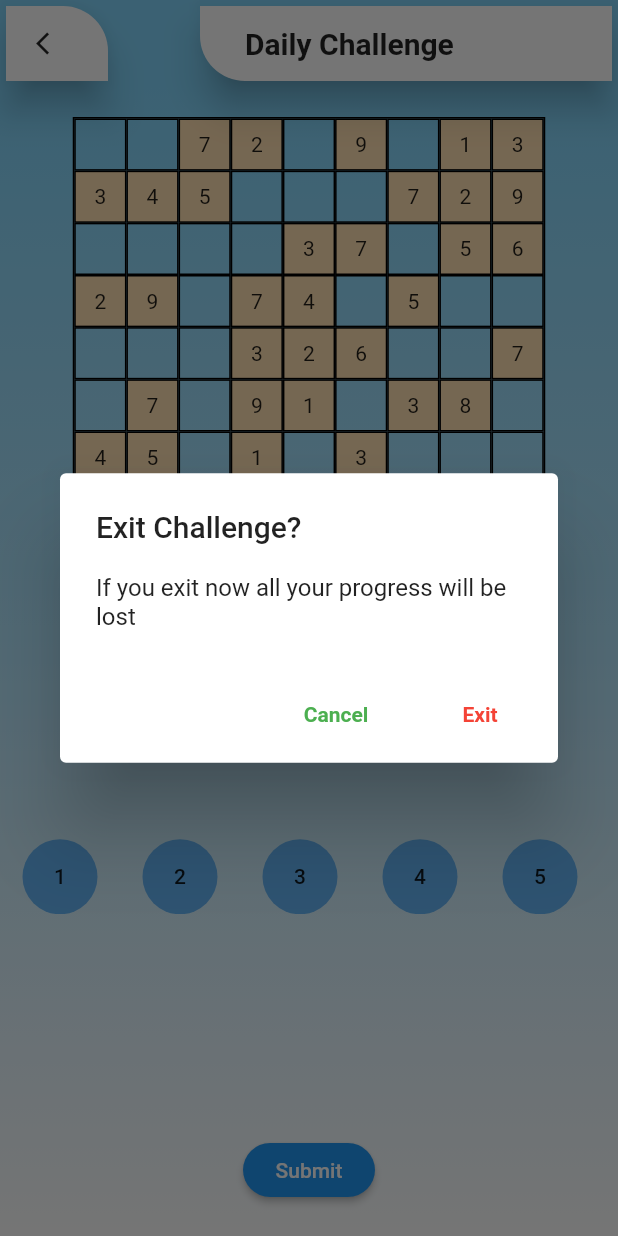
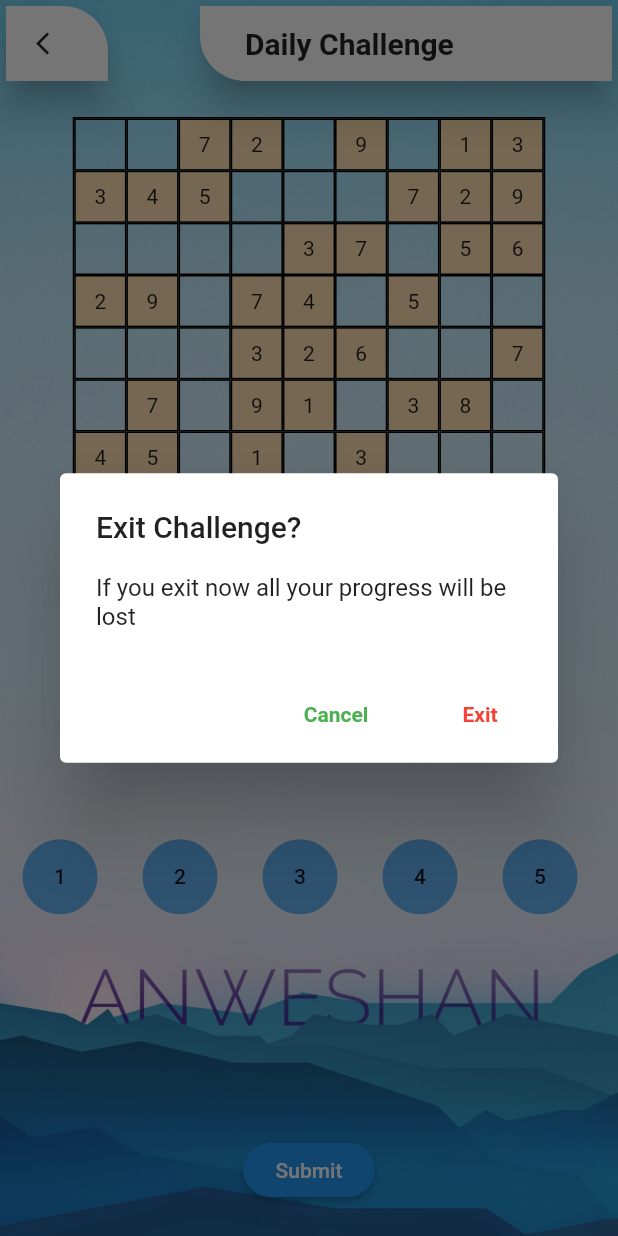
Before and after one commit to azhar1038/Anweshan-Quiz, a Flutter app: the DailyChallenge screen opened directly with empty values, after a tap on the "arrow back ios" icon, on a phone screen of 412 x 824 dp. Run offline on Flutter 3.47's test engine with Material 2 defaults, Android fonts, the phone set to English and light mode, and no system bars; our stand-ins replace cloud_firestore, connectivity, firebase_auth, firebase_dynamic_links, firebase_messaging, flare_flutter and 2 more; missing offline and left inert: flare_dart, upi_india; accounts and stored records are empty.

Commit message:
Changed Background

```diff
--- a/lib/pages/daily_challenge.dart
+++ b/lib/pages/daily_challenge.dart
@@ -121,8 +121,12 @@ class _DailyChallengeState extends State<DailyChallenge> {
             padding: const EdgeInsets.only(bottom: 20.0),
             child: RaisedButton(
               color: Colors.blue,
-              shape: RoundedRectangleBorder(borderRadius: BorderRadius.circular(20.0)),
-              child: Text('Submit', style: TextStyle(color: Colors.white),),
+              shape: RoundedRectangleBorder(
+                  borderRadius: BorderRadius.circular(20.0)),
+              child: Text(
+                'Submit',
+                style: TextStyle(color: Colors.white),
+              ),
               onPressed: () => showDialog(
                   context: context,
                   builder: (context) {
@@ -174,8 +178,17 @@ class _DailyChallengeState extends State<DailyChallenge> {
 
     return WillPopScope(
       onWillPop: onBackPress,
-      child: Scaffold(
-        backgroundColor: Colors.lightBlue[200],
+      child: Stack(
+        children: <Widget>[
+          Image.asset(
+            'images/background.jpg',
+            fit: BoxFit.cover,
+            height: MediaQuery.of(context).size.height,
+            width: MediaQuery.of(context).size.width,
+            alignment: Alignment.bottomCenter,
+          ),
+          Scaffold(
+            backgroundColor: Colors.transparent,
             appBar: TopBar(
               title: 'Daily Challenge',
               active: GestureDetector(
@@ -190,19 +203,10 @@ class _DailyChallengeState extends State<DailyChallenge> {
               ),
             ),
             body: Container(
-          decoration: BoxDecoration(
-            gradient: LinearGradient(
-              begin: Alignment.topCenter,
-              end: Alignment.bottomCenter,
-              colors: [
-                Colors.lightBlue[200],
-                Colors.lightBlue[100],
-                Colors.white
-              ],
+              child: _body,
             ),
           ),
-          child: _body,
-        ),
+        ],
       ),
     );
   }
@@ -414,7 +418,17 @@ class _ResultsState extends State<Results> {
 
     return WillPopScope(
       onWillPop: () => onBackPress(),
-      child: Scaffold(
+      child: Stack(
+        children: <Widget>[
+          Image.asset(
+            'images/background.jpg',
+            fit: BoxFit.cover,
+            height: MediaQuery.of(context).size.height,
+            width: MediaQuery.of(context).size.width,
+            alignment: Alignment.bottomCenter,
+          ),
+          Scaffold(
+            backgroundColor: Colors.transparent,
             appBar: TopBar(
               title: 'Challenge Result',
               active: GestureDetector(
@@ -429,6 +443,8 @@ class _ResultsState extends State<Results> {
               ),
             ),
             body: _body,
+          ),
+        ],
       ),
     );
   }
@@ -474,7 +490,11 @@ class _ResultsState extends State<Results> {
           child: Center(
             child: Text(
               text,
-              style: TextStyle(fontSize: 16.0),
+              textAlign: TextAlign.center,
+              style: TextStyle(
+                fontSize: 20.0,
+                fontWeight: FontWeight.bold,
+              ),
             ),
           ),
         ),
--- a/pubspec.yaml
+++ b/pubspec.yaml
@@ -11,7 +11,7 @@ description: A new Flutter project.
 # In iOS, build-name is used as CFBundleShortVersionString while build-number used as CFBundleVersion.
 # Read more about iOS versioning at
 # https://developer.apple.com/library/archive/documentation/General/Reference/InfoPlistKeyReference/Articles/CoreFoundationKeys.html
-version: 3.5.0
+version: 3.5.3
 
 environment:
   sdk: ">=2.1.0 <3.0.0"
@@ -58,6 +58,7 @@ flutter:
     - images/paytm.jpg
     - images/phonepe.jpg
     - images/sole_logo.png
+    - images/background.jpg
 
   # An image asset can refer to one or more resolution-specific "variants", see
   # https://flutter.dev/assets-and-images/#resolution-aware.
```
Also changed, not shown: lib/pages/home.dart (+10 -1 lines), lib/pages/registration.dart (+13 -13 lines), lib/pages/sign_in.dart (+10 -9 lines), lib/pages/tabs.dart (+13 -13 lines), lib/pages/tournament.dart (+12 -13 lines), lib/pages/user_profile.dart (+14 -13 lines), lib/pages/user_qr.dart (+13 -12 lines), lib/pages/wait.dart (+3 -9 lines), images/background.jpg (added), 1 other file. Lines whose indentation alone changed are shown as unchanged.
